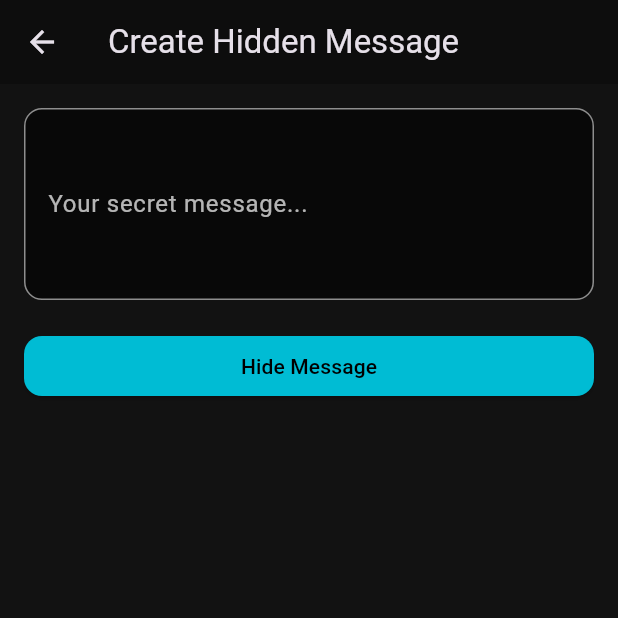
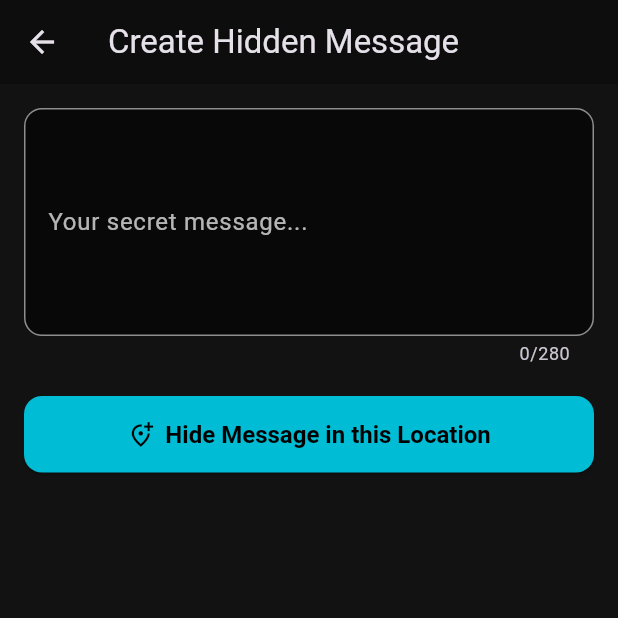
Before and after one commit to yassinfn/shakshak, a Flutter app: the screen it shows once a user with an empty profile is signed in, after a tap on "Create Hidden Message", on a phone screen of 412 x 824 dp, the top half of it. Run offline on Flutter 3.47's test engine with Material 3 defaults, Android fonts, the light colour scheme and no system bars; our stand-ins replace audioplayers, cloud_firestore, firebase_auth, firebase_core, geolocator, google_sign_in; missing offline and left inert: geoflutterfire2; accounts and stored records are empty.

Commit message:
feat: Implement Google Sign-In and fix message creation

```diff
--- a/lib/screens/create_message_screen.dart
+++ b/lib/screens/create_message_screen.dart
@@ -25,47 +25,55 @@ class _CreateMessageScreenState extends State<CreateMessageScreen> {
 
     setState(() {
       _isLoading = true;
-      _statusMessage = 'Checking agent status...';
+      _statusMessage = 'Preparing your message...';
     });
 
+    try {
       final user = FirebaseAuth.instance.currentUser!;
       final userRef = FirebaseFirestore.instance.collection('users').doc(user.uid);
+      final messagesCollection = FirebaseFirestore.instance.collection('messages');
 
-    try {
+      // Fetch user data first to get username and check timestamp
       final userDoc = await userRef.get();
       final userData = userDoc.data()!;
       final username = userData['username'] as String;
       final lastMessageTimestamp = userData['lastMessageTimestamp'] as Timestamp?;
 
+      // Check if user can post a message
       if (lastMessageTimestamp != null) {
         final now = DateTime.now();
         final lastMessageDate = lastMessageTimestamp.toDate();
         if (now.difference(lastMessageDate).inHours < 24) {
-          if (mounted) {
+           if (!mounted) return;
           ScaffoldMessenger.of(context).showSnackBar(
-              const SnackBar(content: Text('You can only post one message every 24 hours.')),
+            const SnackBar(content: Text('You can only hide one message every 24 hours.')),
           );
           setState(() => _isLoading = false);
-          }
-          return;
+          return; // Stop execution
         }
       }
 
+      if (!mounted) return;
       setState(() {
-        _statusMessage = 'Getting current location...';
+        _statusMessage = 'Acquiring your secret location...';
       });
 
-      final position = await Geolocator.getCurrentPosition();
+      // Get the current position
+      final position = await Geolocator.getCurrentPosition(
+        desiredAccuracy: LocationAccuracy.high,
+      );
 
+      if (!mounted) return;
       setState(() {
-        _statusMessage = 'Submitting message...';
+        _statusMessage = 'Hiding the message...';
       });
 
       final geo = GeoFlutterFire();
       final geoPoint = geo.point(latitude: position.latitude, longitude: position.longitude);
-      final newTimestamp = FieldValue.serverTimestamp();
+      final newTimestamp = FieldValue.serverTimestamp(); // Use server timestamp for consistency
 
-      await FirebaseFirestore.instance.collection('messages').add({
+      // Create the message in Firestore
+      await messagesCollection.add({
         'text': _messageController.text.trim(),
         'senderId': user.uid,
         'senderUsername': username,
@@ -73,18 +81,23 @@ class _CreateMessageScreenState extends State<CreateMessageScreen> {
         'position': geoPoint.data,
       });
 
+      // Update the user's last message timestamp
       await userRef.update({'lastMessageTimestamp': newTimestamp});
 
-      if (mounted) {
+      if (!mounted) return;
+      ScaffoldMessenger.of(context).showSnackBar(
+        const SnackBar(content: Text('Success! Your message is now hidden.')),
+      );
       Navigator.pop(context);
-      }
 
     } catch (e) {
-      if (mounted) {
+      if (!mounted) return;
       setState(() {
-          _statusMessage = 'Error: $e';
+        _statusMessage = 'Failed to hide message: ${e.toString()}';
       });
-      }
+      ScaffoldMessenger.of(context).showSnackBar(
+        SnackBar(content: Text('An error occurred: ${e.toString()}')),
+      );
     } finally {
       if (mounted) {
         setState(() {
@@ -111,28 +124,46 @@ class _CreateMessageScreenState extends State<CreateMessageScreen> {
                 controller: _messageController,
                 decoration: const InputDecoration(
                   labelText: 'Your secret message...',
+                  hintText: 'Only agents nearby will be able to see this.',
+                  border: OutlineInputBorder(),
                 ),
                 validator: (value) {
                   if (value == null || value.trim().isEmpty) {
-                    return 'Message cannot be empty';
+                    return 'Message cannot be empty.';
+                  }
+                   if (value.length > 280) {
+                    return 'Message cannot exceed 280 characters.';
                   }
                   return null;
                 },
-                maxLines: 4,
+                maxLines: 5,
+                maxLength: 280,
               ),
               const SizedBox(height: 20),
               if (_isLoading)
-                Column(
+                Padding(
+                  padding: const EdgeInsets.symmetric(vertical: 16.0),
+                  child: Column(
                     children: [
                       const CircularProgressIndicator(),
-                    const SizedBox(height: 8),
-                    Text(_statusMessage),
+                      const SizedBox(height: 12),
+                      Text(
+                        _statusMessage,
+                        textAlign: TextAlign.center,
+                        style: const TextStyle(color: Colors.white70),
+                      ),
                     ],
+                  ),
                 )
               else
-                ElevatedButton(
+                ElevatedButton.icon(
+                  icon: const Icon(Icons.add_location_alt_outlined),
+                  label: const Text('Hide Message in this Location'),
                   onPressed: _createMessage,
-                  child: const Text('Hide Message'),
+                   style: ElevatedButton.styleFrom(
+                    padding: const EdgeInsets.symmetric(vertical: 16),
+                    textStyle: const TextStyle(fontSize: 16, fontWeight: FontWeight.bold),
+                  ),
                 ),
             ],
           ),
--- a/lib/screens/profile_config_screen.dart
+++ b/lib/screens/profile_config_screen.dart
@@ -2,6 +2,7 @@
 import 'package:flutter/material.dart';
 import 'package:firebase_auth/firebase_auth.dart';
 import 'package:cloud_firestore/cloud_firestore.dart';
+import 'package:google_sign_in/google_sign_in.dart';
 
 class ProfileConfigScreen extends StatefulWidget {
   const ProfileConfigScreen({super.key});
@@ -15,37 +16,90 @@ class _ProfileConfigScreenState extends State<ProfileConfigScreen> {
   final _formKey = GlobalKey<FormState>();
   bool _isLoading = false;
 
-  Future<void> _startAdventure() async {
-    if (!_formKey.currentState!.validate()) {
-      return;
-    }
-
+  Future<void> _signInWithGoogle() async {
     setState(() {
       _isLoading = true;
     });
 
     try {
-      // 1. Sign in Anonymously
+      // Trigger the Google Sign-In flow
+      final GoogleSignInAccount? googleUser = await GoogleSignIn().signIn();
+      if (googleUser == null) {
+        // The user canceled the sign-in
+        setState(() => _isLoading = false);
+        return;
+      }
+
+      // Obtain the auth details from the request
+      final GoogleSignInAuthentication googleAuth = await googleUser.authentication;
+
+      // Create a new credential
+      final credential = GoogleAuthProvider.credential(
+        accessToken: googleAuth.accessToken,
+        idToken: googleAuth.idToken,
+      );
+
+      // Sign in to Firebase with the credential
+      final userCredential = await FirebaseAuth.instance.signInWithCredential(credential);
+      final user = userCredential.user;
+
+      if (user != null) {
+        // Check if user already exists in Firestore
+        final userDoc = FirebaseFirestore.instance.collection('users').doc(user.uid);
+        final docSnapshot = await userDoc.get();
+
+        if (!docSnapshot.exists) {
+          // New user, create a document for them
+          await userDoc.set({
+            'username': user.displayName ?? 'Agent_${user.uid.substring(0, 6)}',
+            'email': user.email,
+            'discoveryPoints': 0,
+            'lastMessageTimestamp': null,
+            'createdAt': FieldValue.serverTimestamp(),
+          });
+        }
+        // If the user exists, we just log them in. Their data is already there.
+      }
+    } catch (e) {
+      if (mounted) {
+        ScaffoldMessenger.of(context).showSnackBar(
+          SnackBar(content: Text('Failed to sign in with Google: ${e.toString()}')),
+        );
+      }
+    } finally {
+      if (mounted) {
+        setState(() {
+          _isLoading = false;
+        });
+      }
+    }
+    // The auth state change will be picked up by the StreamBuilder in AuthWrapper
+  }
+
+  Future<void> _createAnonymousProfile() async {
+    if (!_formKey.currentState!.validate()) {
+      return;
+    }
+    setState(() {
+      _isLoading = true;
+    });
+
+    try {
       final userCredential = await FirebaseAuth.instance.signInAnonymously();
       final user = userCredential.user;
 
       if (user != null) {
-        // 2. Create user document in Firestore
         await FirebaseFirestore.instance.collection('users').doc(user.uid).set({
-          'uid': user.uid,
           'username': _usernameController.text.trim(),
-          'discoveryPoints': 1,
-          'huntsCreatedToday': 0,
-          'lastHuntCreationDate': Timestamp.now(),
-          'isSharingLocation': false,
-          'detectionRadiusKm': 5,
+          'discoveryPoints': 0,
+          'lastMessageTimestamp': null,
+          'createdAt': FieldValue.serverTimestamp(),
         });
       }
     } catch (e) {
-      // Handle errors (e.g., show a snackbar)
       if (mounted) {
         ScaffoldMessenger.of(context).showSnackBar(
-          SnackBar(content: Text('Failed to start adventure: $e')),
+          SnackBar(content: Text('Failed to create profile: ${e.toString()}')),
         );
       }
     } finally {
@@ -60,47 +114,80 @@ class _ProfileConfigScreenState extends State<ProfileConfigScreen> {
   @override
   Widget build(BuildContext context) {
     return Scaffold(
-      body: Container(
-        decoration: const BoxDecoration(
-          image: DecorationImage(
-            image: AssetImage('assets/images/image_e7f205.jpg'), // Radar background
-            fit: BoxFit.cover,
+      body: Center(
+        child: SingleChildScrollView(
+          padding: const EdgeInsets.all(24.0),
+          child: Column(
+            mainAxisAlignment: MainAxisAlignment.center,
+            crossAxisAlignment: CrossAxisAlignment.stretch,
+            children: [
+              Text(
+                'Welcome to ShakShak',
+                textAlign: TextAlign.center,
+                style: Theme.of(context).textTheme.headlineMedium?.copyWith(fontSize: 28),
+              ),
+              const SizedBox(height: 12),
+              Text(
+                'The Secret Messenger',
+                textAlign: TextAlign.center,
+                style: Theme.of(context).textTheme.headlineSmall?.copyWith(color: Colors.cyanAccent),
+              ),
+              const SizedBox(height: 60),
+
+              // Google Sign-In Button
+              ElevatedButton.icon(
+                icon: Image.asset('assets/google_logo.png', height: 24.0), // Assuming you have a logo asset
+                label: const Text('Sign in with Google'),
+                onPressed: _isLoading ? null : _signInWithGoogle,
+                style: ElevatedButton.styleFrom(
+                  foregroundColor: Colors.black,
+                  backgroundColor: Colors.white,
+                  padding: const EdgeInsets.symmetric(vertical: 12),
                 ),
               ),
-        child: Center(
-          child: Padding(
-            padding: const EdgeInsets.all(24.0),
-            child: Form(
+              const SizedBox(height: 20),
+              const Row(
+                children: [
+                  Expanded(child: Divider(thickness: 1)),
+                  Padding(
+                    padding: EdgeInsets.symmetric(horizontal: 12),
+                    child: Text('OR', style: TextStyle(color: Colors.white70)),
+                  ),
+                  Expanded(child: Divider(thickness: 1)),
+                ],
+              ),
+              const SizedBox(height: 20),
+
+              // Anonymous Sign-In Form
+              Form(
                 key: _formKey,
-              child: Column(
-                mainAxisAlignment: MainAxisAlignment.center,
-                children: [
-                  TextFormField(
+                child: TextFormField(
                   controller: _usernameController,
                   decoration: const InputDecoration(
-                      labelText: 'Enter your Agent name',
-                      filled: true,
-                      fillColor: Colors.black54,
-                      border: OutlineInputBorder(),
+                    labelText: 'Choose an anonymous Agent Name',
                   ),
                   validator: (value) {
                     if (value == null || value.trim().isEmpty) {
-                        return 'Username cannot be empty';
+                      return 'Please enter a username';
+                    }
+                    if (value.length < 3) {
+                      return 'Username must be at least 3 characters';
                     }
                     return null;
                   },
                 ),
+              ),
               const SizedBox(height: 20),
+              ElevatedButton(
+                onPressed: _isLoading ? null : _createAnonymousProfile,
+                child: const Text('Enter as an Agent'),
+              ),
               if (_isLoading)
-                    const CircularProgressIndicator()
-                  else
-                    ElevatedButton(
-                      onPressed: _startAdventure,
-                      child: const Text('Start Adventure'),
+                const Padding(
+                  padding: EdgeInsets.only(top: 20),
+                  child: Center(child: CircularProgressIndicator()),
                 ),
             ],
-              ),
-            ),
           ),
         ),
       ),
--- a/pubspec.yaml
+++ b/pubspec.yaml
@@ -20,6 +20,7 @@ dependencies:
   geoflutterfire2: ^2.3.15
   audioplayers: ^6.0.0
   provider: ^6.1.2
+  google_sign_in: ^7.2.0
 
 dev_dependencies:
   flutter_test:
@@ -31,3 +32,4 @@ flutter:
   uses-material-design: true
   assets:
     - assets/sounds/
+    - assets/google_logo.png
```
Also changed, not shown: assets/google_logo.png (added), pubspec.lock. Lines whose indentation alone changed are shown as unchanged.
